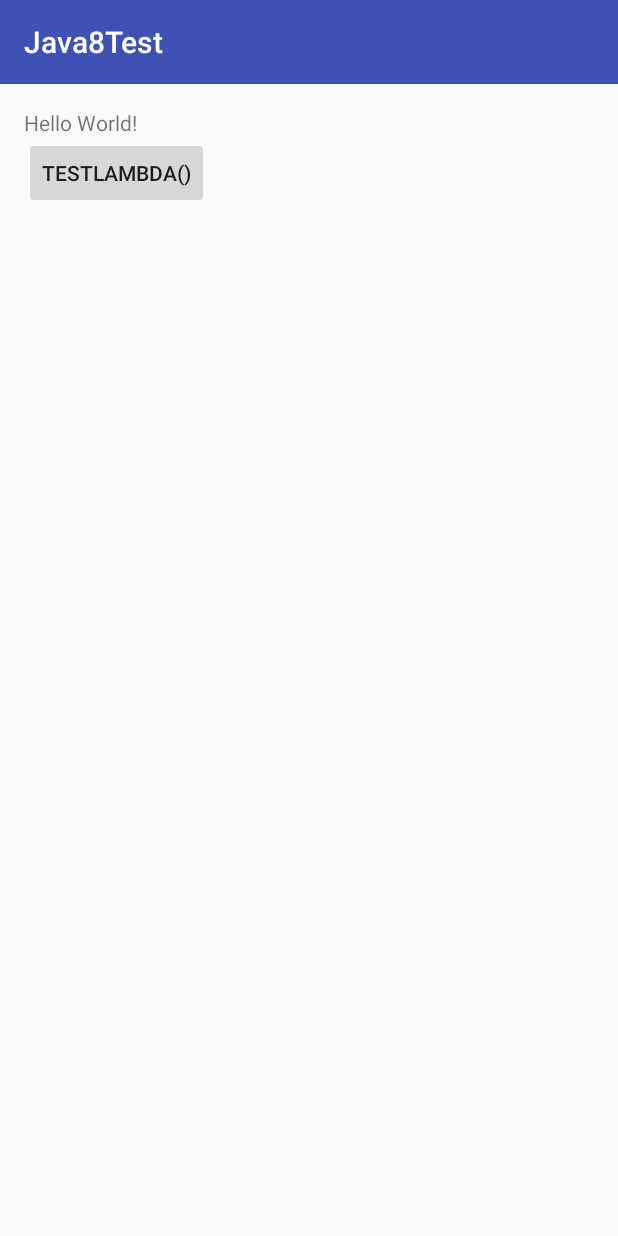
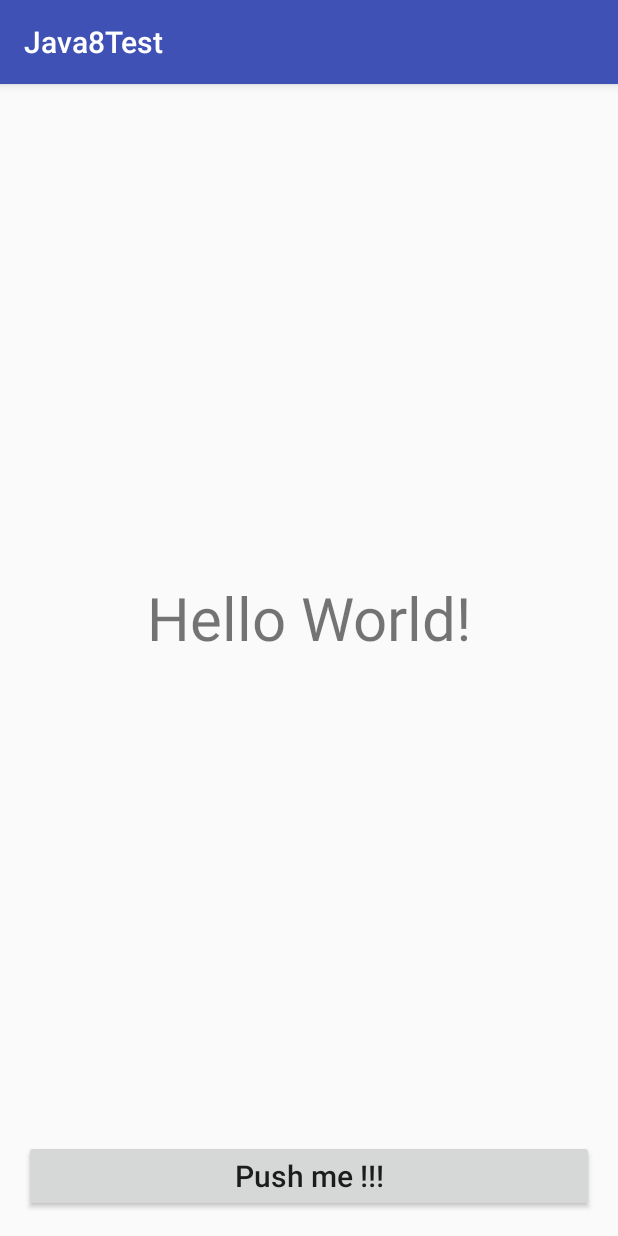
Before and after one commit to mindwing/Java8_for_Android, an Android app: the screen it shows after launch (MainActivity), on a phone screen of 412 x 824 dp. Run offline under Robolectric (Android 15) with nearby library versions, the phone set to English and light mode, and no system bars.

```diff
--- a/app/src/main/java/kr/mindwing/java8test/MainActivity.java
+++ b/app/src/main/java/kr/mindwing/java8test/MainActivity.java
@@ -6,39 +6,49 @@ import android.view.View;
 import android.widget.Button;
 import android.widget.TextView;
 
+import java.util.Arrays;
+
 /**
-    Java 8 기능을 Android Studio 2.0 & 2.1 에서 쓰기 위해 필요한 설정을 확인해보는 프로젝트입니다.
+    Java 8 기능을 Android Studio 2.2 에서 쓰기 위해 필요한 설정을 확인해보는 프로젝트입니다.
     callMe 변수에 테스트할 인스턴스를 하나씩 대입해서 실행하면 됩니다.
 
     2016-04-11 by mindwing
+    2016-06-29 by mindwing
 
 
-    1. project 레벨의 build.gradle 파일에 android gradle 버전을 2.1.0 으로 명시해야 함.
+    1. project 레벨의 build.gradle 파일에 android gradle 버전을 2.2.0 으로 명시해야 함.
+       (현재 Android Studio 2.2 의 버전은 2.2 preview 4 이고, 여기에 해당하는 gradle plugin 의
+        버전은 2.2.0-alpha4 임.
+        버전이 올라갈수록 2.2.0-alpha4 의 명칭도 변경됨)
 
-        classpath 'com.android.tools.build:gradle:2.1.0-alpha5'
+        classpath 'com.android.tools.build:gradle:2.2.0-alpha4'
 
 
-    2. app 레벨의 build.gradle 파일에 jackOptions 설정을 켜야 함.
+    2. app 레벨의 build.gradle 파일에 설정을 맞춰줌.
 
     android {
+        compileSdkVersion 24        // SDK 24 버전 사용
+        buildToolsVersion '24.0.0'  // build-tool 24 버전 사용
+
         defaultConfig {
             applicationId "kr.mindwing.java8test"
+            minSdkVersion 24    // lambda 식, method reference 만 쓴다면 9 이상이어도 OK
+            targetSdkVersion 24 // lambda 식, method reference 만 쓴다면 9 이상이어도 OK
             ...
             jackOptions {
-                enabled true // Jack & Jill 활성화
+                enabled true        // Jack & Jill 툴체인 활성화
             }
         }
     ...
-        compileOptions {
+        compileOptions {            // 소스코드 레벨을 Java 8 으로 설정
             sourceCompatibility JavaVersion.VERSION_1_8
             targetCompatibility JavaVersion.VERSION_1_8
         }
     }
  */
 public class MainActivity extends AppCompatActivity {
-    TextView tvLabel;
-    Button btButton;
-    Runnable callMe;
+    private TextView tvLabel;
+    private Button btButton;
 
     @Override
     protected void onCreate(Bundle savedInstanceState) {
@@ -48,40 +58,40 @@ public class MainActivity extends AppCompatActivity {
         tvLabel = (TextView) findViewById(R.id.label);
         btButton = (Button) findViewById(R.id.button);
 
-        // 하나씩 comment-out 하고, 해당 클래스의 주석대로 설정을 해주면 테스트가능함.
-        callMe = new LambdaTest();
-//        callMe = new MethodReferenceTest();
-//        callMe = new DefaultMethodTest();
-//        callMe = new FunctionPackageTest();
+        /*
+            [app 레벨 build.gradle 설정할 내용]
+
+            minSdkVersion 9     // 최소 9 이상이면 OK
+            targetSdkVersion 9  // 최소 9 이상이면 OK
+         */
+//        Runnable callMe = new LambdaTest();
+//        Runnable callMe = new MethodReferenceTest();
+
+
+        /*
+            각 클래스들도 주석처리되어 있으므로 테스트하려면 Runnable 생성에 맞는 클래스의 주석도 풀어야 함.
+
+            [app 레벨 build.gradle 설정할 내용]
+
+            minSdkVersion 24    // 최소 24 이상이어야 OK
+            targetSdkVersion 24 // 최소 24 이상이어야 OK
+         */
+//        Runnable callMe = new InterfaceStaticMethodTest();
+//        Runnable callMe = new DefaultMethodTest();
+        Runnable callMe = new FunctionStreamPackageTest();
 
         callMe.run();
     }
 
-    /*
-        [app 레벨 build.gradle 설정내용]
-
-        compileSdkVersion 23
-        buildToolsVersion '24.0.0 rc2' // Jack & Jill
-        minSdkVersion 9
-        targetSdkVersion 9
-     */
-    class LambdaTest implements Runnable {
+    private class LambdaTest implements Runnable {
         @Override
         public void run() {
             btButton.setText("testLambda()");
-            btButton.setOnClickListener(v -> tvLabel.setText(((Button) v).getText()));
+            btButton.setOnClickListener(v -> tvLabel.setText("OK!!! \n" + ((Button) v).getText()));
         }
     }
 
-    /*
-        [app 레벨 build.gradle 설정내용]
-
-        compileSdkVersion 23
-        buildToolsVersion '24.0.0 rc2' // Jack & Jill
-        minSdkVersion 9
-        targetSdkVersion 9
-     */
-    class MethodReferenceTest implements Runnable {
+    private class MethodReferenceTest implements Runnable {
         @Override
         public void run() {
             btButton.setText("testMethodReference()");
@@ -89,39 +99,32 @@ public class MainActivity extends AppCompatActivity {
         }
 
         private void setTvLabel(View v) {
-            tvLabel.setText(((Button) v).getText());
+            tvLabel.setText("OK!!! \n" + ((Button) v).getText());
         }
     }
 
-    /*
-        [app 레벨 build.gradle 설정내용]
-
-        compileSdkVersion 23
-        buildToolsVersion '24.0.0 rc2' // Jack & Jill
-        minSdkVersion 21
-        targetSdkVersion 21
-     */
-    class DefaultMethodTest implements Runnable {
+    private class InterfaceStaticMethodTest implements Runnable {
         @Override
         public void run() {
-            btButton.setOnClickListener(v -> tvLabel.setText(DefaultMethodInterface.getName()));
+            btButton.setOnClickListener(v -> tvLabel.setText(DefaultMethodInterface.getStaticName()));
         }
     }
 
-    /*
-        [app 레벨 build.gradle 설정내용]
+    private class DefaultMethodTest implements Runnable, DefaultMethodInterface {
+        @Override
+        public void run() {
+            btButton.setOnClickListener(v -> tvLabel.setText(this.getDefaultName()));
+        }
+    }
 
-        compileSdkVersion 'android-N' // N 테스트버전을 설치한 Nexus 5X 에서 테스트해봄.
-        buildToolsVersion '24.0.0 rc2' // Jack & Jill
-        minSdkVersion 'N' // compileSdk 가 'android-N' 이면 minSdk 는 'N' 으로 고정됨.
-        targetSdkVersion 'N' // minSdk 보다 더 작은 값일 수 없으므로 자동으로 'N' 이 됨.
-     */
-//    class FunctionPackageTest implements Runnable {
-//        @Override
-//        public void run() {
-//            java.util.function.Consumer<View> cons = v -> tvLabel.setText(((Button) v).getText());
-//
-//            btButton.setOnClickListener(v -> tvLabel.setText(cons.getClass().getName()));
-//        }
-//    }
+    private class FunctionStreamPackageTest implements Runnable {
+        @Override
+        public void run() {
+            btButton.setOnClickListener(v ->
+                    Arrays.asList(1, 2, 3, 4, 5, 6, 7, 8, 9, 10)
+                            .stream()
+                            .reduce((x, y) -> x + y)
+                            .ifPresent(z -> tvLabel.setText("sum(1...10) = " + z)));
+        }
+    }
 }
--- a/app/src/main/res/layout/activity_main.xml
+++ b/app/src/main/res/layout/activity_main.xml
@@ -1,24 +1,39 @@
 <?xml version="1.0" encoding="utf-8"?>
-<RelativeLayout xmlns:android="http://schemas.android.com/apk/res/android"
-    xmlns:tools="http://schemas.android.com/tools"
-    android:layout_width="match_parent"
-    android:layout_height="match_parent"
-    android:paddingBottom="@dimen/activity_vertical_margin"
-    android:paddingLeft="@dimen/activity_horizontal_margin"
-    android:paddingRight="@dimen/activity_horizontal_margin"
-    android:paddingTop="@dimen/activity_vertical_margin"
-    tools:context="kr.mindwing.java8test.MainActivity">
+<android.support.constraint.ConstraintLayout xmlns:android="http://schemas.android.com/apk/res/android"
+                                             xmlns:app="http://schemas.android.com/apk/res-auto"
+                                             xmlns:tools="http://schemas.android.com/tools"
+                                             android:layout_width="match_parent"
+                                             android:layout_height="match_parent"
+                                             tools:context="kr.mindwing.java8test.MainActivity"
+                                             android:id="@+id/constraintLayout">
 
     <TextView
         android:id="@+id/label"
-        android:layout_width="wrap_content"
-        android:layout_height="wrap_content"
-        android:text="Hello World!" />
+        android:layout_width="0dp"
+        android:layout_height="0dp"
+        android:text="Hello World!"
+        android:textSize="40sp"
+        android:gravity="center"
+        app:layout_constraintLeft_toLeftOf="@+id/constraintLayout"
+        app:layout_constraintTop_toTopOf="@+id/constraintLayout"
+        android:layout_marginTop="16dp"
+        app:layout_constraintRight_toRightOf="@+id/constraintLayout"
+        app:layout_constraintBottom_toTopOf="@+id/button"
+        android:layout_marginBottom="8dp"
+        app:layout_constraintHorizontal_bias="0.0"
+        app:layout_constraintVertical_bias="0.49"/>
 
     <Button
         android:id="@+id/button"
-        android:layout_width="wrap_content"
+        android:layout_width="0dp"
         android:layout_height="wrap_content"
-        android:layout_below="@id/label"
-        android:text="push" />
-</RelativeLayout>
+        android:textAllCaps="false"
+        android:text="Push me !!!"
+        app:layout_constraintLeft_toLeftOf="@+id/constraintLayout"
+        android:layout_marginStart="16dp"
+        app:layout_constraintRight_toRightOf="@+id/constraintLayout"
+        android:layout_marginEnd="16dp"
+        app:layout_constraintBottom_toBottomOf="@+id/constraintLayout"
+        android:layout_marginBottom="16dp"
+        android:textSize="20sp"/>
+</android.support.constraint.ConstraintLayout>
--- a/build.gradle
+++ b/build.gradle
@@ -5,7 +5,7 @@ buildscript {
         jcenter()
     }
     dependencies {
-        classpath 'com.android.tools.build:gradle:2.1.0-alpha5'
+        classpath 'com.android.tools.build:gradle:2.2.0-alpha4'
 
         // NOTE: Do not place your application dependencies here; they belong
         // in the individual module build.gradle files
```
Also changed, not shown: app/build.gradle (+8 -8 lines), app/src/main/java/kr/mindwing/java8test/DefaultMethodInterface.java (+15 -4 lines), 1 other file.
